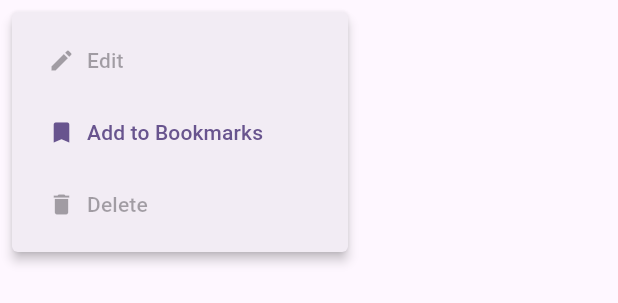
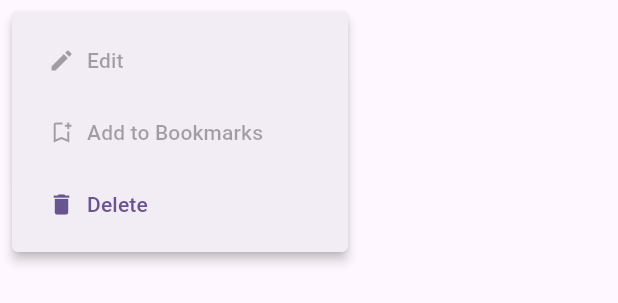
Before and after one commit to nurlumeryem/TasksApp, a Flutter app: the PopupMenu widget shown alone on an empty page, opened directly with empty values, after a tap on the "more vert" icon, on a phone screen of 412 x 824 dp. Shown: the top 303 px of the screen. Run offline on Flutter 3.47's test engine with Material 3 defaults, Android fonts, the phone set to English and light mode, and no system bars; our stand-ins replace equatable, flutter_bloc, hydrated_bloc.

Commit message:
delete and remove tasks

```diff
--- a/lib/models/task_model.dart
+++ b/lib/models/task_model.dart
@@ -10,7 +10,7 @@ class TaskModel extends Equatable {
   final String date;
   bool? isDone;
   bool? isDeleted;
-  bool? isFavorite;
+  bool isFavorite;
 
   TaskModel(
       {required this.title,
@@ -18,10 +18,9 @@ class TaskModel extends Equatable {
       required this.date,
       this.isDone,
       this.isDeleted,
-      this.isFavorite}) {
+      this.isFavorite = false}) {
     isDone = isDone ?? false;
     isDeleted = isDeleted ?? false;
-    isFavorite = isFavorite ?? false;
   }
 
   TaskModel copyWith({
--- a/lib/widgets/popup_menu.dart
+++ b/lib/widgets/popup_menu.dart
@@ -1,6 +1,4 @@
 import 'package:flutter/material.dart';
-import 'package:tasks_app/blocs/bloc/tasks_bloc.dart';
-import 'package:tasks_app/blocs/bloc_exports.dart';
 import 'package:tasks_app/models/task_model.dart';
 
 class PopupMenu extends StatelessWidget {
@@ -17,10 +15,6 @@ class PopupMenu extends StatelessWidget {
 
   @override
   Widget build(BuildContext context) {
-    void _handleFavoriteToggle() {
-      context.read<TasksBloc>().add(FavoriteOrUnfavoriteTaskEvent(task: task));
-    }
-
     return PopupMenuButton(
       itemBuilder: task.isDeleted == false
           ? ((context) => [
@@ -33,20 +27,20 @@ class PopupMenu extends StatelessWidget {
                   onTap: () {},
                 ),
                 PopupMenuItem(
+                  onTap: likeOrDislike,
                   child: TextButton.icon(
-                    onPressed: _handleFavoriteToggle, // Call the method here
-                    icon: task.isFavorite == false
-                        ? const Icon(Icons.bookmark)
-                        : const Icon(Icons.bookmark_remove),
-                    label: task.isFavorite == false
-                        ? const Text('Add to Bookmarks')
-                        : const Text('Remove from Bookmarks'),
+                    onPressed: null,
+                    icon: task.isFavorite
+                        ? const Icon(Icons.bookmark_remove)
+                        : const Icon(Icons.bookmark_add_outlined),
+                    label: task.isFavorite
+                        ? const Text('Remove from Bookmarks')
+                        : const Text('Add to Bookmarks'),
                   ),
                 ),
                 PopupMenuItem(
-                  onTap: cancelOrDeleteCallback,
                   child: TextButton.icon(
-                    onPressed: null,
+                    onPressed: cancelOrDeleteCallback,
                     icon: const Icon(Icons.delete),
                     label: const Text('Delete'),
                   ),
@@ -62,9 +56,8 @@ class PopupMenu extends StatelessWidget {
                   onTap: () {},
                 ),
                 PopupMenuItem(
-                  onTap: cancelOrDeleteCallback,
                   child: TextButton.icon(
-                    onPressed: null,
+                    onPressed: cancelOrDeleteCallback,
                     icon: const Icon(Icons.delete_forever),
                     label: const Text('Delete Forever'),
                   ),
```
Also changed, not shown: lib/blocs/bloc/tasks_bloc.dart (+16 -12 lines), lib/widgets/task_tile.dart (+15 -10 lines), lib/models/task_model.g.dart.
